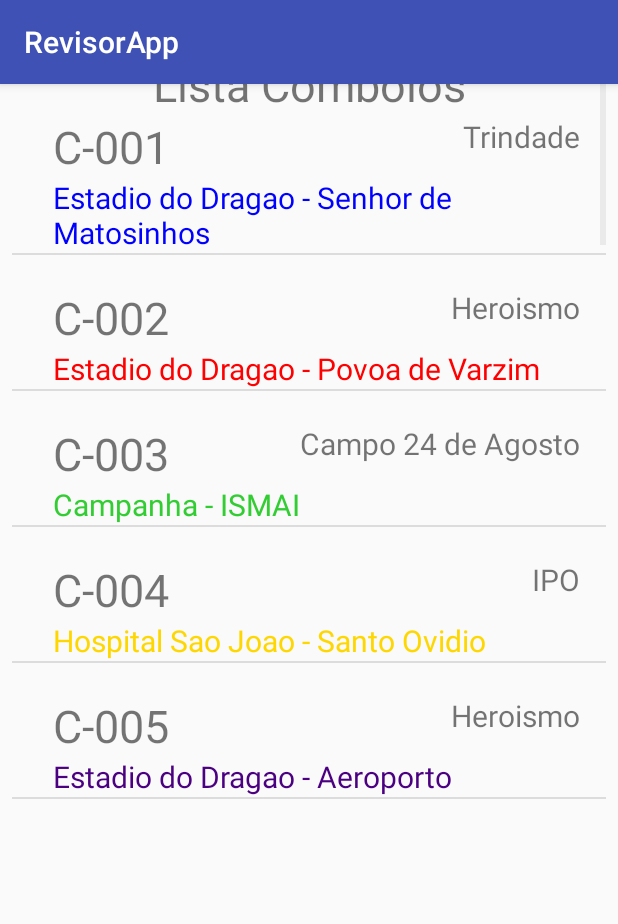
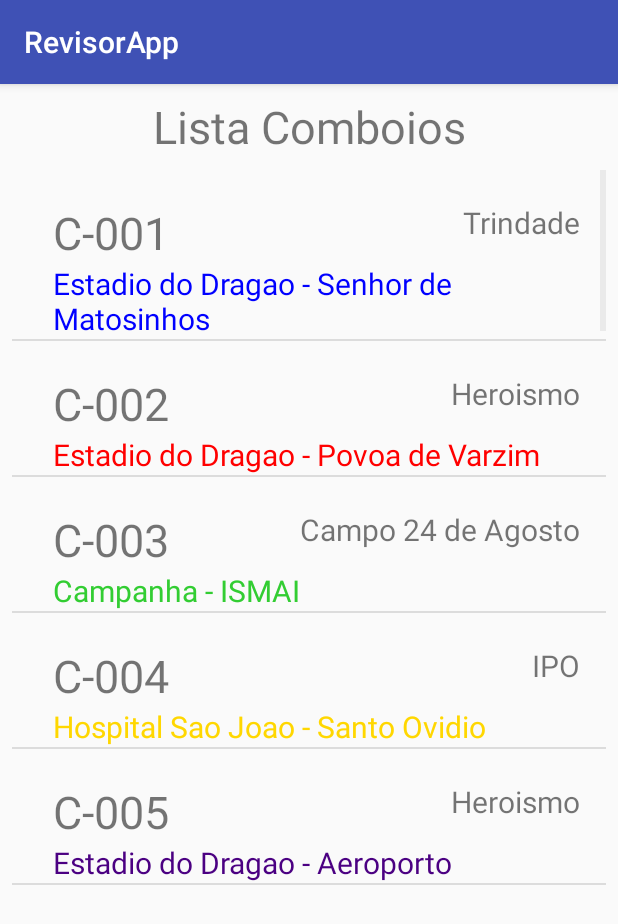
Before and after one commit to nadia-mourao/CCU_2018-19, an Android app: the ListaComboios screen opened directly, with no data from a screen before it, on a phone screen of 412 x 824 dp. Shown: the top 924 px of the screen. Run offline under Robolectric (Android 15) with nearby library versions, the phone set to English and light mode, and no system bars.

Commit message:
constraint

```diff
--- a/RevisorApp/app/src/main/res/layout/activity_lista_comboios.xml
+++ b/RevisorApp/app/src/main/res/layout/activity_lista_comboios.xml
@@ -9,14 +9,13 @@
     <TextView
         android:id="@+id/textView"
         android:layout_width="wrap_content"
-        android:layout_height="wrap_content"
+        android:layout_height="41dp"
         android:layout_marginBottom="8dp"
         android:layout_marginEnd="8dp"
         android:layout_marginStart="8dp"
         android:layout_marginTop="8dp"
         android:text="@string/lista_comboios"
         android:textSize="30sp"
-        app:layout_constraintBottom_toTopOf="@+id/list_comboios"
         app:layout_constraintEnd_toEndOf="parent"
         app:layout_constraintStart_toStartOf="parent"
         app:layout_constraintTop_toTopOf="parent" />
@@ -27,10 +26,11 @@
         android:layout_height="495dp"
         android:layout_marginEnd="8dp"
         android:layout_marginStart="8dp"
+        android:layout_marginTop="8dp"
         android:headerDividersEnabled="false"
         app:layout_constraintEnd_toEndOf="parent"
         app:layout_constraintStart_toStartOf="parent"
-        tools:layout_editor_absoluteY="101dp" />
+        app:layout_constraintTop_toBottomOf="@+id/textView" />
 
 
 
```
